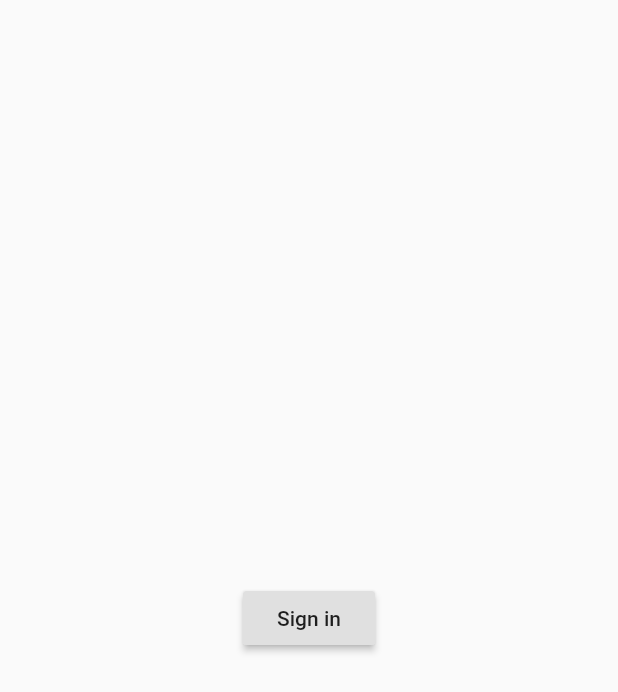
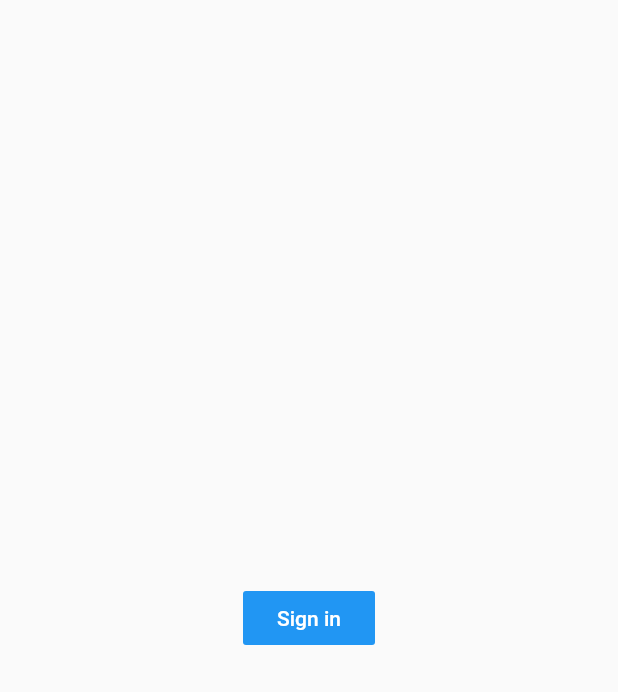
Before and after one commit to consomme/sample-board-flutter, a Flutter app: the screen it shows after launch, after a tap on "Sign in", on a phone screen of 412 x 824 dp. Shown: the top 692 px of the screen. Run offline on Flutter 3.47's test engine with Material 2 defaults, Android fonts, the phone set to English and light mode, and no system bars; our stand-ins replace firebase_auth, google_sign_in; accounts and stored records are empty.

Commit message:
fix Sign in button

```diff
--- a/lib/ui/auth.dart
+++ b/lib/ui/auth.dart
@@ -23,12 +23,16 @@ class _AuthScreenState extends State<AuthScreen> {
   Widget build(BuildContext context) {
     return new Scaffold(
       body: new Center(
-        child: new RaisedButton(
+        child: new FlatButton(
           child: const Text('Sign in'),
+          color: Colors.blue,
+          textColor: Colors.white,
           onPressed: () {
             _signIn()
             .then((user) => print("signed in " + user.displayName))
-            .catchError((e) => print(e));
+            .catchError((e) => Scaffold.of(context).showSnackBar(new SnackBar(
+              content: new Text(e.toString()),
+            )));
           },
         )
       )
```
